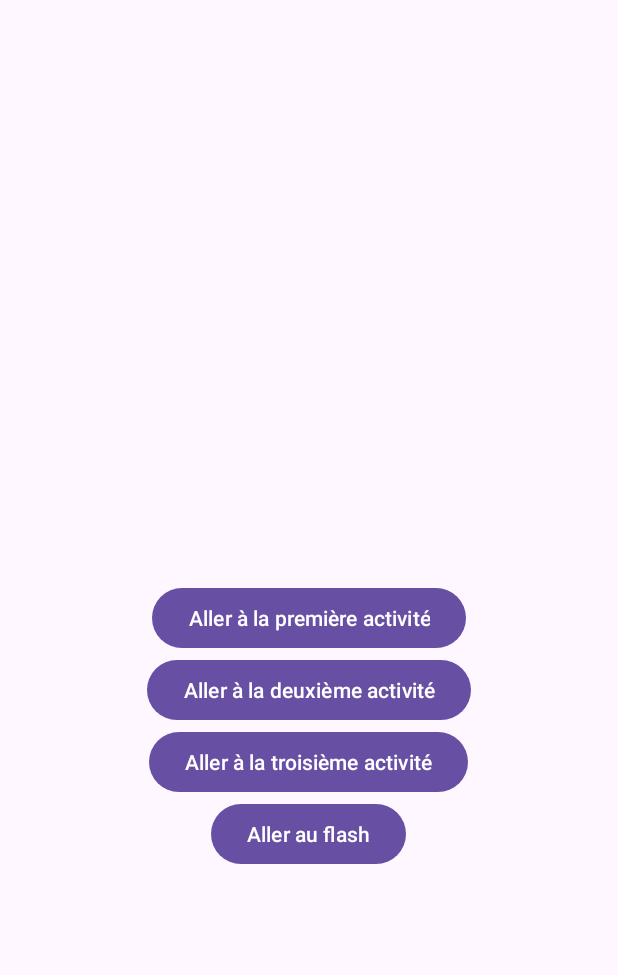
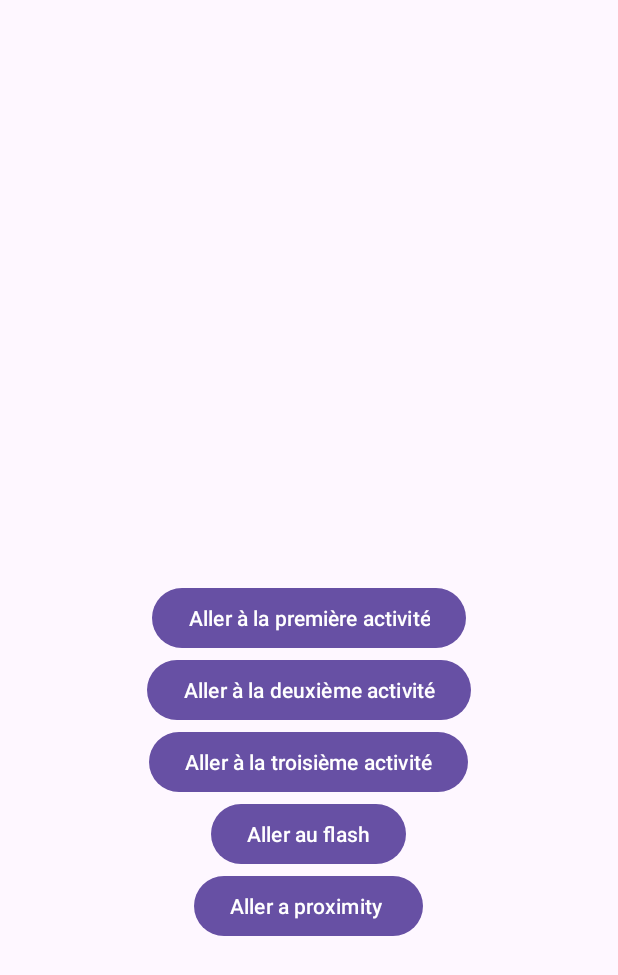
Before and after one commit to AdaamD/CapteurApp, an Android app: the screen it shows after launch (MainActivity), on a phone screen of 412 x 824 dp. Shown: the top 975 px of the screen. Run offline under Robolectric (Android 15) with nearby library versions, the phone set to English and light mode, and no system bars.

Commit message:
proximity focntionnel ,a changer background

```diff
--- a/app/src/main/AndroidManifest.xml
+++ b/app/src/main/AndroidManifest.xml
@@ -37,6 +37,8 @@
             android:exported="false"
             android:theme="@style/Theme.CapteurApp" />
         <activity android:name=".FlashActivity" />
+        <activity android:name=".ProximityActivity" />
+
 
     </application>
 </manifest>
--- a/app/src/main/java/com/example/capteurapp/MainActivity.java
+++ b/app/src/main/java/com/example/capteurapp/MainActivity.java
@@ -15,7 +15,8 @@ public class MainActivity extends AppCompatActivity {
     private Button btnGoToFirstActivity;
     private Button btnGoToSecondActivity;
     private Button btnGoToThirdActivity;
-    private Button btnGoToFlashActivity; ;
+    private Button btnGoToFlashActivity;
+    private Button btnGoToProximityActivity;
 
 
     @Override
@@ -27,6 +28,7 @@ public class MainActivity extends AppCompatActivity {
         btnGoToSecondActivity = findViewById(R.id.btnGoToSecondActivity);
         btnGoToThirdActivity = findViewById(R.id.btnGoToThirdActivity);
         btnGoToFlashActivity = findViewById(R.id.btnGoToFlashActivity);
+        btnGoToProximityActivity = findViewById(R.id.btnGoToProximityActivity);
 
 
         btnGoToFirstActivity.setOnClickListener(new View.OnClickListener() {
@@ -58,6 +60,12 @@ public class MainActivity extends AppCompatActivity {
             }
         });
 
+        btnGoToProximityActivity.setOnClickListener(new View.OnClickListener() {
+            @Override
+            public void onClick(View v) {
+                startActivity(new Intent(MainActivity.this, ProximityActivity .class));
+            }
+        });
 
     }
 
--- a/app/src/main/res/layout/activity_main.xml
+++ b/app/src/main/res/layout/activity_main.xml
@@ -38,5 +38,13 @@
         android:text="Aller au flash"
         android:layout_centerInParent="true"/>
 
+    <Button
+        android:id="@+id/btnGoToProximityActivity"
+        android:layout_width="wrap_content"
+        android:layout_height="wrap_content"
+        android:layout_below="@+id/btnGoToFlashActivity"
+        android:text="Aller a proximity "
+        android:layout_centerInParent="true"/>
+
 
 </RelativeLayout>
```
Also changed, not shown: app/src/main/java/com/example/capteurapp/ProximityActivity.java (added, +67 -0 lines), app/src/main/res/layout/activity_proximity.xml (added, +15 -0 lines), app/src/main/res/drawable/bluesky_back.jpg (added), app/src/main/res/drawable/desert.jpg (added).
